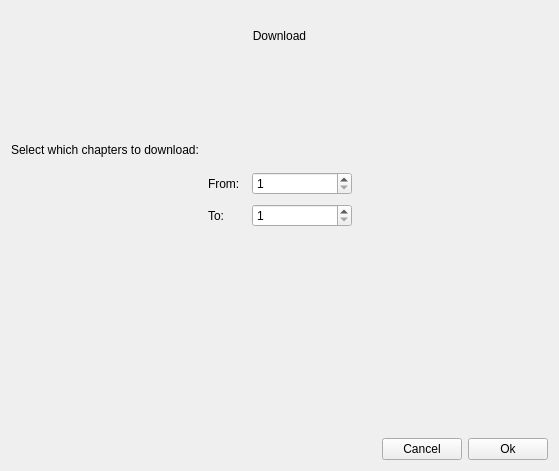
Rain92/UltimateMangaReader, file widgets/downloadmangachaptersdialog.ui: the form before one commit.
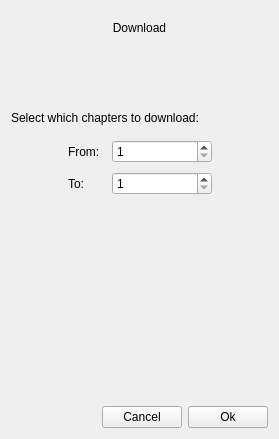
The form after the commit. Custom widgets are drawn as their Qt base class.

Diff of the .ui file:
```diff
--- a/widgets/downloadmangachaptersdialog.ui
+++ b/widgets/downloadmangachaptersdialog.ui
@@ -6,8 +6,8 @@
    <rect>
     <x>0</x>
     <y>0</y>
-    <width>559</width>
-    <height>471</height>
+    <width>279</width>
+    <height>439</height>
    </rect>
   </property>
   <property name="windowTitle">
```
